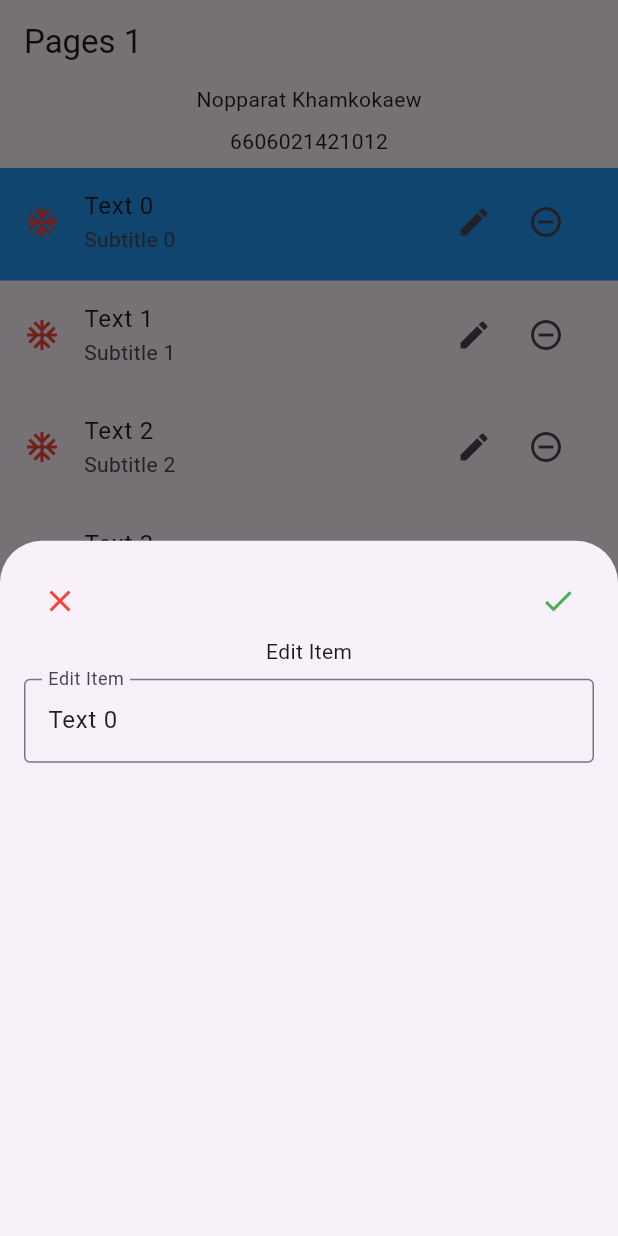
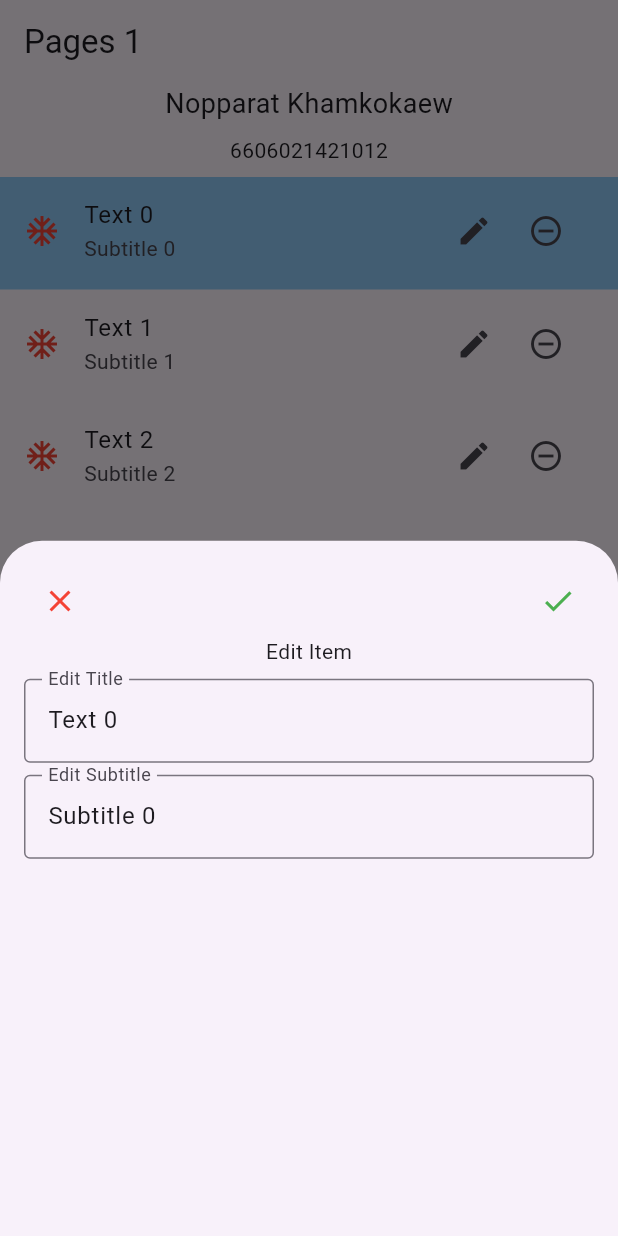
Before and after one commit to NopXx/flutter_kmutnb, a Flutter app: the screen it shows after launch, after a tap on the "edit" icon, on a phone screen of 412 x 824 dp. Run offline on Flutter 3.47's test engine with Material 3 defaults, Android fonts, the phone set to English and light mode, and no system bars; our stand-ins replace photo_view, shared_preferences.

Commit message:
update lab4b

```diff
--- a/lab4b/lib/pages/page1.dart
+++ b/lab4b/lib/pages/page1.dart
@@ -14,7 +14,8 @@ class _Page1State extends State<Page1> {
   List<String> item_sub = List.generate(10, (index) => "Subtitle $index");
 
   late int idx = 0;
-  late TextEditingController _controller = TextEditingController();
+  final TextEditingController _controller = TextEditingController();
+  final TextEditingController _controllerSubtitle = TextEditingController();
   void showMessage(String message) {
     ScaffoldMessenger.of(context).showSnackBar(
       SnackBar(
@@ -37,11 +38,17 @@ class _Page1State extends State<Page1> {
     return Scaffold(
         appBar: AppBar(
           title: Text(widget.title),
+          centerTitle: false,
         ),
         body: SingleChildScrollView(
           child: Column(
             children: [
-              const Text('Nopparat Khamkokaew'),
+              const Text(
+                'Nopparat Khamkokaew',
+                style: TextStyle(
+                  fontSize: 18,
+                ),
+              ),
               const SizedBox(
                 height: 8.0,
               ),
@@ -50,7 +57,7 @@ class _Page1State extends State<Page1> {
                 height: 8.0,
               ),
               SizedBox(
-                height: 300,
+                height: MediaQuery.of(context).size.height * 0.7,
                 child: ListView.builder(
                     itemCount: items.length,
                     itemBuilder: (BuildContext context, int index) {
@@ -59,12 +66,13 @@ class _Page1State extends State<Page1> {
                           onDismissed: (direction) {
                             setState(() {
                               items.removeAt(index);
+                              item_sub.removeAt(index);
                               showMessage('Removed item at index: $index');
                             });
                           },
                           child: Container(
                             height: 75,
-                            color: idx == index ? Colors.blue : null,
+                            color: idx == index ? Colors.blue[200] : null,
                             child: ListTile(
                               leading: const Icon(
                                 Icons.ac_unit_outlined,
@@ -79,13 +87,16 @@ class _Page1State extends State<Page1> {
                                       onPressed: () {
                                         setState(() {
                                           _controller.text = items[index];
+                                          _controllerSubtitle.text =
+                                              item_sub[index];
                                           showModalBottomSheet(
                                             context: context,
                                             builder: (context) {
                                               return Container(
                                                 padding:
                                                     const EdgeInsets.all(8.0),
-                                                margin: const EdgeInsets.all(8.0),
+                                                margin:
+                                                    const EdgeInsets.all(8.0),
                                                 child: Column(
                                                   children: [
                                                     Row(
@@ -112,8 +123,12 @@ class _Page1State extends State<Page1> {
                                                               items[index] =
                                                                   _controller
                                                                       .text;
+                                                              item_sub[index] =
+                                                                  _controllerSubtitle
+                                                                      .text;
                                                               Navigator.pop(
                                                                   context);
+                                                              showMessage('Updated item successfully');
                                                             });
                                                           },
                                                           icon: const Icon(
@@ -131,7 +146,19 @@ class _Page1State extends State<Page1> {
                                                           const InputDecoration(
                                                         border:
                                                             OutlineInputBorder(),
-                                                        labelText: 'Edit Item',
+                                                        labelText: 'Edit Title',
+                                                      ),
+                                                    ),
+                                                    const SizedBox(height: 8),
+                                                    TextField(
+                                                      controller:
+                                                          _controllerSubtitle,
+                                                      decoration:
+                                                          const InputDecoration(
+                                                        border:
+                                                            OutlineInputBorder(),
+                                                        labelText:
+                                                            'Edit Subtitle',
                                                       ),
                                                     ),
                                                   ],
@@ -161,13 +188,14 @@ class _Page1State extends State<Page1> {
                                               ),
                                               margin: const EdgeInsets.all(10),
                                               backgroundColor: Colors.black,
-                                              behavior: SnackBarBehavior.floating,
+                                              behavior:
+                                                  SnackBarBehavior.floating,
                                             ),
                                           );
                                         });
                                       },
-                                      icon:
-                                          const Icon(Icons.remove_circle_outline))
+                                      icon: const Icon(
+                                          Icons.remove_circle_outline))
                                 ],
                               ),
                               onTap: () {
@@ -202,6 +230,7 @@ class _Page1State extends State<Page1> {
                     onPressed: () {
                       setState(() {
                         _controller.clear();
+                        _controllerSubtitle.clear();
                         showModalBottomSheet(
                           context: context,
                           builder: (context) {
@@ -230,8 +259,11 @@ class _Page1State extends State<Page1> {
                                         onPressed: () {
                                           setState(() {
                                             items.add(_controller.text);
+                                            item_sub
+                                                .add(_controllerSubtitle.text);
                                             Navigator.pop(context);
-                                            showMessage("Add Item to index of ${items.lastIndexOf(_controller.text)}");
+                                            showMessage(
+                                                "Add Item to index of ${items.lastIndexOf(_controller.text)}");
                                           });
                                         },
                                         icon: const Icon(
@@ -247,7 +279,17 @@ class _Page1State extends State<Page1> {
                                     controller: _controller,
                                     decoration: const InputDecoration(
                                       border: OutlineInputBorder(),
-                                      labelText: 'Item Name',
+                                      labelText: 'Title Name',
+                                    ),
+                                  ),
+                                  const SizedBox(
+                                    height: 8,
+                                  ),
+                                  TextField(
+                                    controller: _controllerSubtitle,
+                                    decoration: const InputDecoration(
+                                      border: OutlineInputBorder(),
+                                      labelText: 'SubTitle Name',
                                     ),
                                   ),
                                 ],
```
Also changed, not shown: 1 other file.
